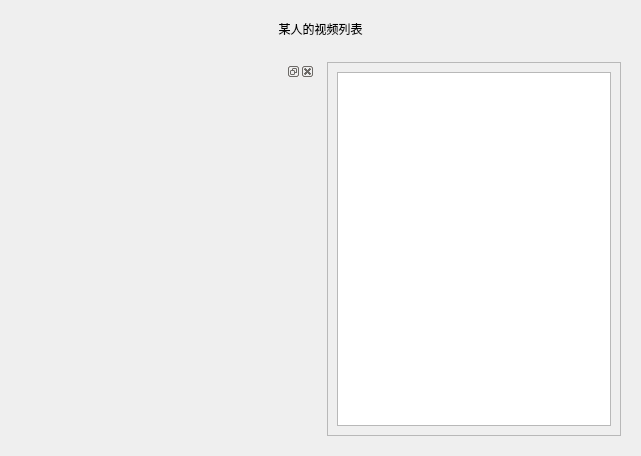
02xmysummer/Tiktok-Down, file download.ui: the form before one commit.
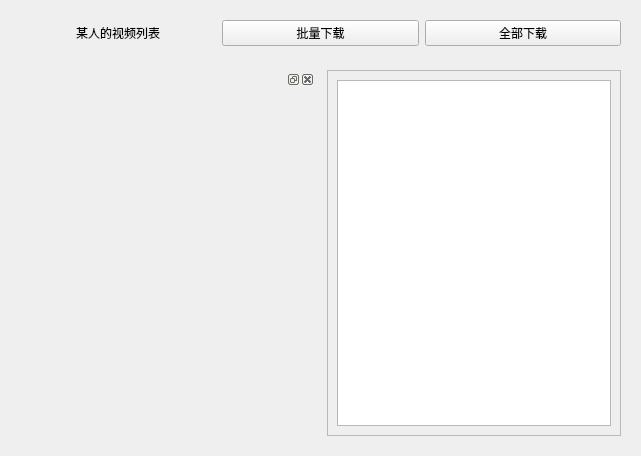
The form after the commit.

```diff
--- a/download.ui
+++ b/download.ui
@@ -27,6 +27,20 @@
         </property>
        </widget>
       </item>
+      <item>
+       <widget class="QPushButton" name="pushButton">
+        <property name="text">
+         <string>批量下载</string>
+        </property>
+       </widget>
+      </item>
+      <item>
+       <widget class="QPushButton" name="pushButton_2">
+        <property name="text">
+         <string>全部下载</string>
+        </property>
+       </widget>
+      </item>
      </layout>
     </widget>
    </item>
@@ -55,7 +69,7 @@
            <x>0</x>
            <y>0</y>
            <width>289</width>
-           <height>379</height>
+           <height>371</height>
           </rect>
          </property>
          <layout class="QHBoxLayout" name="horizontalLayout_3">
```
